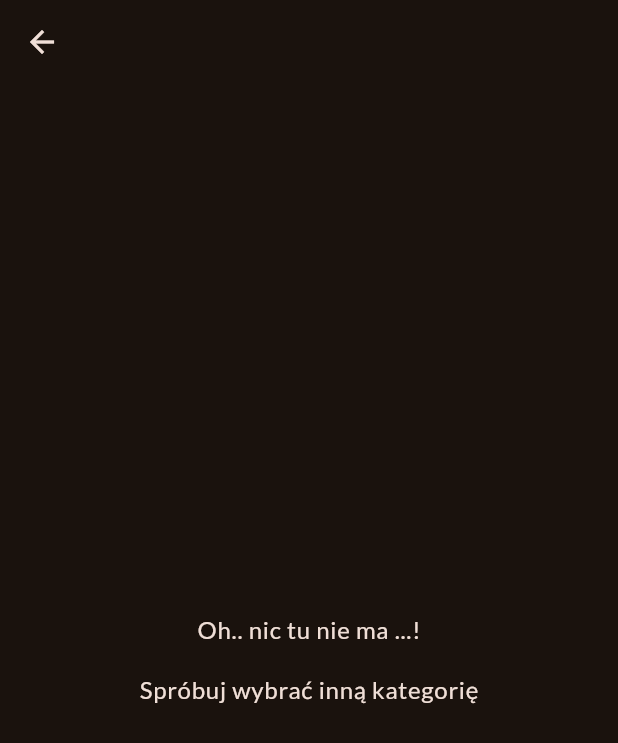
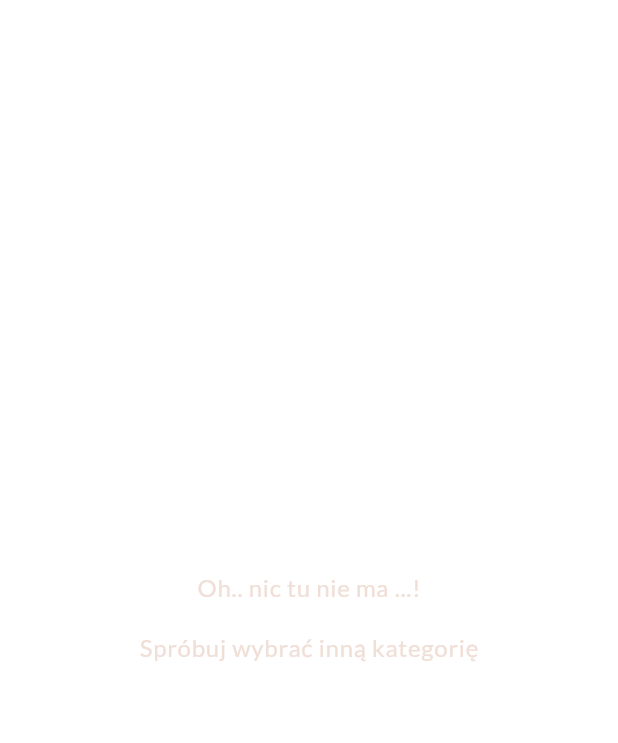
Before and after one commit to StachuDev/meals_app, a Flutter app: the MealsScreen screen opened directly with empty values, on a phone screen of 412 x 824 dp. Shown: the top 743 px of the screen. Run offline on Flutter 3.47's test engine with Material 3 defaults, Android fonts, the phone set to English and light mode, and no system bars; our stand-ins replace google_fonts, transparent_image.

Commit message:
set title as not required to MealsScreen widget

```diff
--- a/lib/screens/meals.dart
+++ b/lib/screens/meals.dart
@@ -6,11 +6,11 @@ import 'package:meals_app/widgets/meal_item.dart';
 class MealsScreen extends StatelessWidget {
   const MealsScreen({
     super.key,
-    required this.title,
+    this.title,
     required this.meals,
   });
 
-  final String title;
+  final String? title;
   final List<Meal> meals;
 
   void selectMeal(BuildContext context, Meal meal) {
@@ -46,9 +46,14 @@ class MealsScreen extends StatelessWidget {
         ),
       );
     }
+
+    if (title == null) {
+      return content;
+    }
+
     return Scaffold(
         appBar: AppBar(
-          title: Text(title),
+          title: Text(title!),
         ),
         body: content);
   }
```
